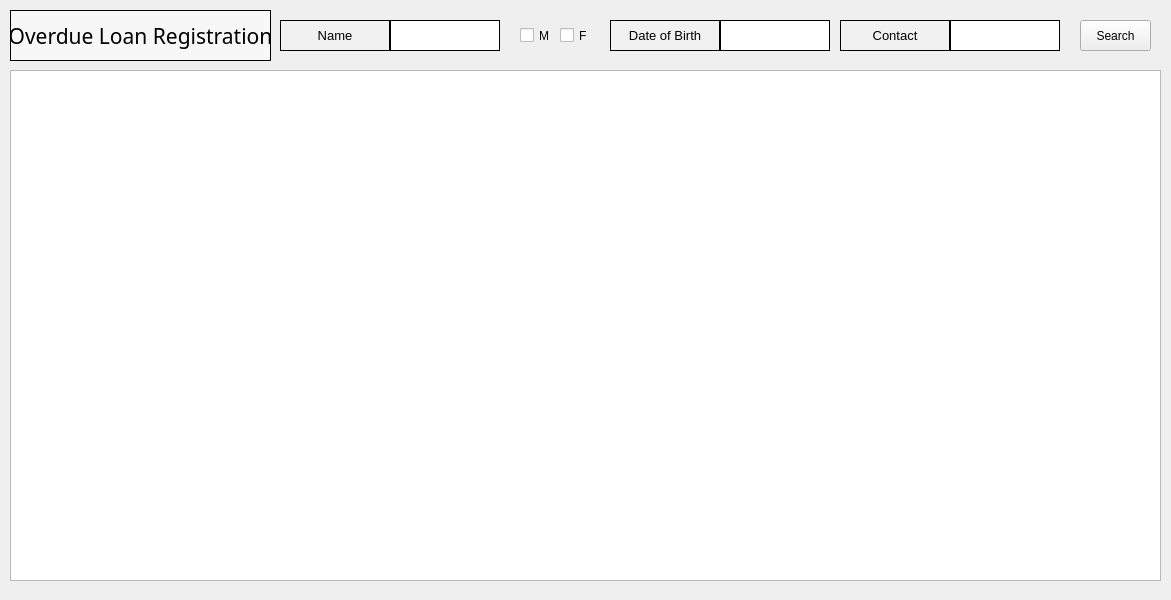
Before: the Qt Designer form src/pages/overdue/overdue_loan_management.ui in DY-Microfinance-Customer-Management/dymf-algorithm, drawn with Qt 5.
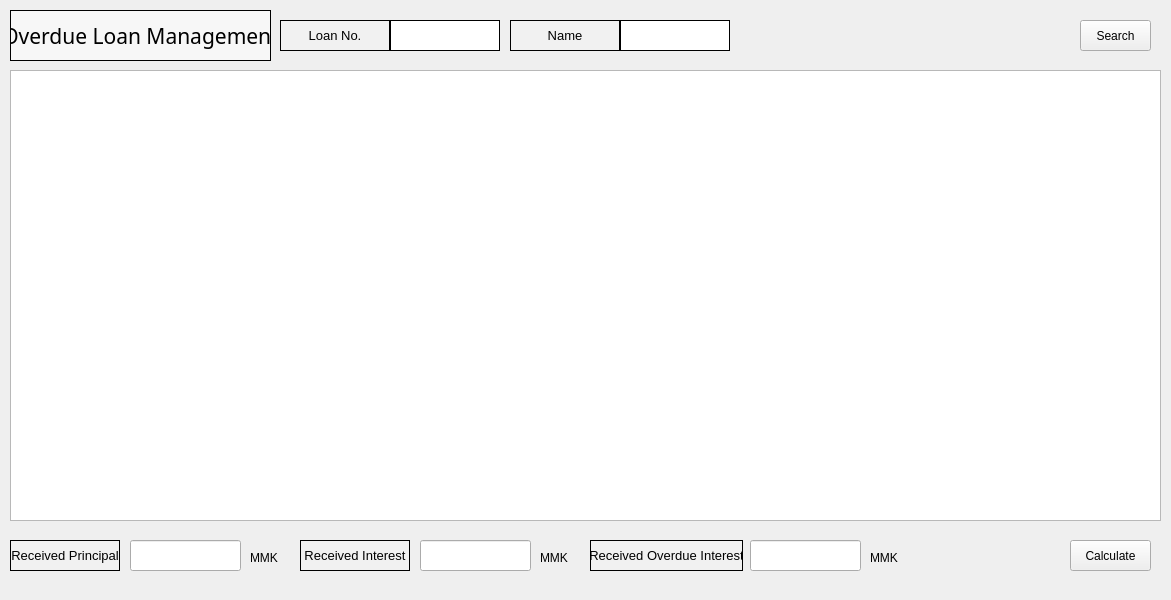
After: the same form once the commit is applied.

```diff
--- a/src/pages/overdue/overdue_loan_management.ui
+++ b/src/pages/overdue/overdue_loan_management.ui
@@ -14,20 +14,7 @@
    <string>MainWindow</string>
   </property>
   <widget class="QWidget" name="centralwidget">
-   <widget class="QCheckBox" name="checkBoxFemale">
-    <property name="geometry">
-     <rect>
-      <x>560</x>
-      <y>20</y>
-      <width>41</width>
-      <height>31</height>
-     </rect>
-    </property>
-    <property name="text">
-     <string>F</string>
-    </property>
-   </widget>
-   <widget class="QPushButton" name="customerSearchButton">
+   <widget class="QPushButton" name="loanSearchButton">
     <property name="geometry">
      <rect>
       <x>1080</x>
@@ -40,113 +27,10 @@
      <string>Search</string>
     </property>
    </widget>
-   <widget class="QLabel" name="customerContact">
-    <property name="geometry">
-     <rect>
-      <x>950</x>
-      <y>20</y>
-      <width>110</width>
-      <height>31</height>
-     </rect>
-    </property>
-    <property name="minimumSize">
-     <size>
-      <width>110</width>
-      <height>0</height>
-     </size>
-    </property>
-    <property name="maximumSize">
-     <size>
-      <width>110</width>
-      <height>16777215</height>
-     </size>
-    </property>
-    <property name="styleSheet">
-     <string notr="true">background-color:rgb(255, 255, 255)
-</string>
-    </property>
-    <property name="frameShape">
-     <enum>QFrame::Box</enum>
-    </property>
-    <property name="text">
-     <string/>
-    </property>
-   </widget>
-   <widget class="QLabel" name="label_9">
-    <property name="geometry">
-     <rect>
-      <x>840</x>
-      <y>20</y>
-      <width>110</width>
-      <height>31</height>
-     </rect>
-    </property>
-    <property name="minimumSize">
-     <size>
-      <width>110</width>
-      <height>0</height>
-     </size>
-    </property>
-    <property name="maximumSize">
-     <size>
-      <width>110</width>
-      <height>16777215</height>
-     </size>
-    </property>
-    <property name="font">
-     <font>
-      <pointsize>10</pointsize>
-     </font>
-    </property>
-    <property name="styleSheet">
-     <string notr="true">background-color:rgb(241, 241, 241)</string>
-    </property>
-    <property name="frameShape">
-     <enum>QFrame::Box</enum>
-    </property>
-    <property name="text">
-     <string>Contact</string>
-    </property>
-    <property name="alignment">
-     <set>Qt::AlignCenter</set>
-    </property>
-   </widget>
-   <widget class="QLabel" name="customerDateOfBirth">
-    <property name="geometry">
-     <rect>
-      <x>720</x>
-      <y>20</y>
-      <width>110</width>
-      <height>31</height>
-     </rect>
-    </property>
-    <property name="minimumSize">
-     <size>
-      <width>110</width>
-      <height>0</height>
-     </size>
-    </property>
-    <property name="maximumSize">
-     <size>
-      <width>110</width>
-      <height>16777215</height>
-     </size>
-    </property>
-    <property name="styleSheet">
-     <string notr="true">background-color:rgb(255, 255, 255)
-</string>
-    </property>
-    <property name="frameShape">
-     <enum>QFrame::Box</enum>
-    </property>
-    <property name="text">
-     <string/>
-    </property>
-   </widget>
    <widget class="QLabel" name="customerName">
     <property name="geometry">
      <rect>
-      <x>390</x>
+      <x>620</x>
       <y>20</y>
       <width>110</width>
       <height>31</height>
@@ -178,7 +62,7 @@
    <widget class="QLabel" name="label">
     <property name="geometry">
      <rect>
-      <x>280</x>
+      <x>510</x>
       <y>20</y>
       <width>110</width>
       <height>31</height>
@@ -214,58 +98,6 @@
      <set>Qt::AlignCenter</set>
     </property>
    </widget>
-   <widget class="QCheckBox" name="checkBoxMale">
-    <property name="geometry">
-     <rect>
-      <x>520</x>
-      <y>20</y>
-      <width>41</width>
-      <height>31</height>
-     </rect>
-    </property>
-    <property name="text">
-     <string>M</string>
-    </property>
-   </widget>
-   <widget class="QLabel" name="label_7">
-    <property name="geometry">
-     <rect>
-      <x>610</x>
-      <y>20</y>
-      <width>110</width>
-      <height>31</height>
-     </rect>
-    </property>
-    <property name="minimumSize">
-     <size>
-      <width>110</width>
-      <height>0</height>
-     </size>
-    </property>
-    <property name="maximumSize">
-     <size>
-      <width>110</width>
-      <height>16777215</height>
-     </size>
-    </property>
-    <property name="font">
-     <font>
-      <pointsize>10</pointsize>
-     </font>
-    </property>
-    <property name="styleSheet">
-     <string notr="true">background-color:rgb(241, 241, 241)</string>
-    </property>
-    <property name="frameShape">
-     <enum>QFrame::Box</enum>
-    </property>
-    <property name="text">
-     <string>Date of Birth</string>
-    </property>
-    <property name="alignment">
-     <set>Qt::AlignCenter</set>
-    </property>
-   </widget>
    <widget class="QLabel" name="label_4">
     <property name="geometry">
      <rect>
@@ -288,7 +120,7 @@
      <enum>QFrame::Box</enum>
     </property>
     <property name="text">
-     <string>Overdue Loan Registration</string>
+     <string>Overdue Loan Management</string>
     </property>
     <property name="alignment">
      <set>Qt::AlignCenter</set>
@@ -300,10 +132,280 @@
       <x>10</x>
       <y>70</y>
       <width>1151</width>
-      <height>511</height>
+      <height>451</height>
      </rect>
     </property>
    </widget>
+   <widget class="QLabel" name="label_28">
+    <property name="geometry">
+     <rect>
+      <x>590</x>
+      <y>540</y>
+      <width>153</width>
+      <height>31</height>
+     </rect>
+    </property>
+    <property name="minimumSize">
+     <size>
+      <width>153</width>
+      <height>0</height>
+     </size>
+    </property>
+    <property name="maximumSize">
+     <size>
+      <width>110</width>
+      <height>16777215</height>
+     </size>
+    </property>
+    <property name="font">
+     <font>
+      <pointsize>10</pointsize>
+     </font>
+    </property>
+    <property name="styleSheet">
+     <string notr="true">background-color:rgb(241, 241, 241)</string>
+    </property>
+    <property name="frameShape">
+     <enum>QFrame::Box</enum>
+    </property>
+    <property name="text">
+     <string>Received Overdue Interest</string>
+    </property>
+    <property name="alignment">
+     <set>Qt::AlignCenter</set>
+    </property>
+   </widget>
+   <widget class="QLabel" name="label_45">
+    <property name="geometry">
+     <rect>
+      <x>870</x>
+      <y>550</y>
+      <width>41</width>
+      <height>16</height>
+     </rect>
+    </property>
+    <property name="text">
+     <string>MMK</string>
+    </property>
+   </widget>
+   <widget class="QLineEdit" name="receivedPrincipal">
+    <property name="geometry">
+     <rect>
+      <x>130</x>
+      <y>540</y>
+      <width>111</width>
+      <height>31</height>
+     </rect>
+    </property>
+   </widget>
+   <widget class="QLineEdit" name="receivedOverdueInterest">
+    <property name="geometry">
+     <rect>
+      <x>750</x>
+      <y>540</y>
+      <width>111</width>
+      <height>31</height>
+     </rect>
+    </property>
+   </widget>
+   <widget class="QLineEdit" name="receivedInterest">
+    <property name="geometry">
+     <rect>
+      <x>420</x>
+      <y>540</y>
+      <width>111</width>
+      <height>31</height>
+     </rect>
+    </property>
+   </widget>
+   <widget class="QLabel" name="label_26">
+    <property name="geometry">
+     <rect>
+      <x>300</x>
+      <y>540</y>
+      <width>110</width>
+      <height>31</height>
+     </rect>
+    </property>
+    <property name="minimumSize">
+     <size>
+      <width>110</width>
+      <height>0</height>
+     </size>
+    </property>
+    <property name="maximumSize">
+     <size>
+      <width>110</width>
+      <height>16777215</height>
+     </size>
+    </property>
+    <property name="font">
+     <font>
+      <pointsize>10</pointsize>
+     </font>
+    </property>
+    <property name="styleSheet">
+     <string notr="true">background-color:rgb(241, 241, 241)</string>
+    </property>
+    <property name="frameShape">
+     <enum>QFrame::Box</enum>
+    </property>
+    <property name="text">
+     <string>Received Interest</string>
+    </property>
+    <property name="alignment">
+     <set>Qt::AlignCenter</set>
+    </property>
+   </widget>
+   <widget class="QLabel" name="label_24">
+    <property name="geometry">
+     <rect>
+      <x>10</x>
+      <y>540</y>
+      <width>110</width>
+      <height>31</height>
+     </rect>
+    </property>
+    <property name="minimumSize">
+     <size>
+      <width>110</width>
+      <height>0</height>
+     </size>
+    </property>
+    <property name="maximumSize">
+     <size>
+      <width>110</width>
+      <height>16777215</height>
+     </size>
+    </property>
+    <property name="font">
+     <font>
+      <pointsize>10</pointsize>
+     </font>
+    </property>
+    <property name="styleSheet">
+     <string notr="true">background-color:rgb(241, 241, 241)</string>
+    </property>
+    <property name="frameShape">
+     <enum>QFrame::Box</enum>
+    </property>
+    <property name="text">
+     <string>Received Principal</string>
+    </property>
+    <property name="alignment">
+     <set>Qt::AlignCenter</set>
+    </property>
+   </widget>
+   <widget class="QLabel" name="label_43">
+    <property name="geometry">
+     <rect>
+      <x>540</x>
+      <y>550</y>
+      <width>41</width>
+      <height>16</height>
+     </rect>
+    </property>
+    <property name="text">
+     <string>MMK</string>
+    </property>
+   </widget>
+   <widget class="QLabel" name="label_42">
+    <property name="geometry">
+     <rect>
+      <x>250</x>
+      <y>550</y>
+      <width>41</width>
+      <height>16</height>
+     </rect>
+    </property>
+    <property name="text">
+     <string>MMK</string>
+    </property>
+   </widget>
+   <widget class="QLabel" name="label_22">
+    <property name="geometry">
+     <rect>
+      <x>280</x>
+      <y>20</y>
+      <width>110</width>
+      <height>31</height>
+     </rect>
+    </property>
+    <property name="minimumSize">
+     <size>
+      <width>110</width>
+      <height>0</height>
+     </size>
+    </property>
+    <property name="maximumSize">
+     <size>
+      <width>110</width>
+      <height>16777215</height>
+     </size>
+    </property>
+    <property name="font">
+     <font>
+      <pointsize>10</pointsize>
+     </font>
+    </property>
+    <property name="styleSheet">
+     <string notr="true">background-color:rgb(241, 241, 241)</string>
+    </property>
+    <property name="frameShape">
+     <enum>QFrame::Box</enum>
+    </property>
+    <property name="text">
+     <string>Loan No.</string>
+    </property>
+    <property name="alignment">
+     <set>Qt::AlignCenter</set>
+    </property>
+   </widget>
+   <widget class="QLabel" name="loanNumber">
+    <property name="geometry">
+     <rect>
+      <x>390</x>
+      <y>20</y>
+      <width>110</width>
+      <height>31</height>
+     </rect>
+    </property>
+    <property name="minimumSize">
+     <size>
+      <width>110</width>
+      <height>0</height>
+     </size>
+    </property>
+    <property name="maximumSize">
+     <size>
+      <width>110</width>
+      <height>16777215</height>
+     </size>
+    </property>
+    <property name="styleSheet">
+     <string notr="true">background-color:rgb(255, 255, 255)
+</string>
+    </property>
+    <property name="frameShape">
+     <enum>QFrame::Box</enum>
+    </property>
+    <property name="text">
+     <string/>
+    </property>
+   </widget>
+   <widget class="QPushButton" name="calculateButton">
+    <property name="geometry">
+     <rect>
+      <x>1070</x>
+      <y>540</y>
+      <width>81</width>
+      <height>31</height>
+     </rect>
+    </property>
+    <property name="text">
+     <string>Calculate</string>
+    </property>
+   </widget>
   </widget>
  </widget>
  <resources/>
```
Left out of the diff: 2 changed lines with no effect on the pictures.
